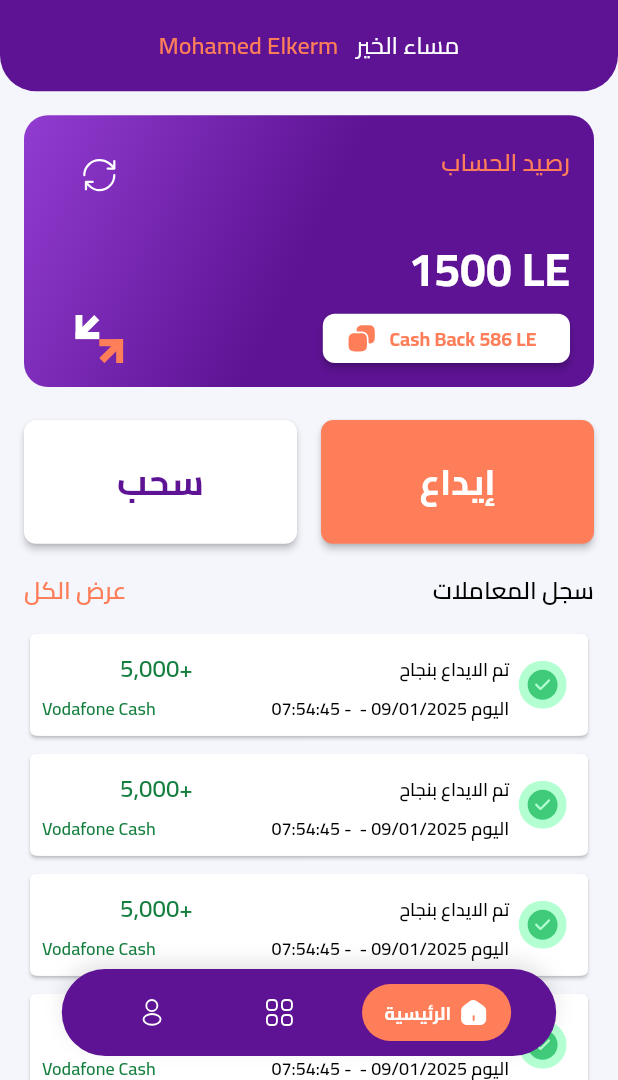
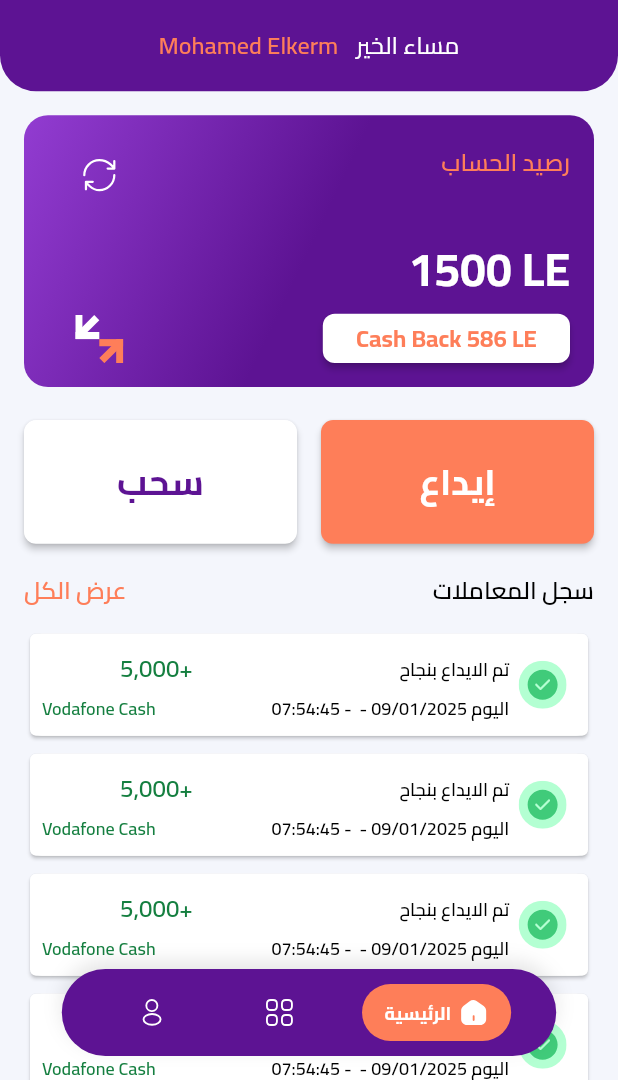
Before and after one commit to MohamedElkerm/Cash_Toggar_App, a Flutter app: the HomeScreen screen opened by its route, on a phone screen of 412 x 824 dp, the part 156-1236 px from its top. Run offline on Flutter 3.47's test engine with Material 3 defaults, Android fonts, the phone set to English and light mode, and no system bars; drawn by our look-alikes of auto_size_text; our stand-ins replace bloc, device_preview, firebase_core, flutter_bloc, flutter_svg, fluttertoast and 3 more; accounts and stored records are empty.

Commit message:
finish UI 97% and make it resposnive

```diff
--- a/lib/helper/global_widgets/my_default_button.dart
+++ b/lib/helper/global_widgets/my_default_button.dart
@@ -195,7 +195,7 @@ class MyDefaultButtonFitWithIcon extends StatelessWidget {
   @override
   Widget build(BuildContext context) {
     return SizedBox(
-      height:  MediaQueryValues(context).height * 0.04,
+      height: MediaQueryValues(context).height * 0.04,
       child: ElevatedButton(
         onPressed: () {
           function();
@@ -210,7 +210,8 @@ class MyDefaultButtonFitWithIcon extends StatelessWidget {
             backGroundColor,
           ),
         ),
-        child: Row(
+        child: haveIcon
+            ? Row(
                 children: [
                   Expanded(
                     flex: 5,
@@ -232,6 +233,15 @@ class MyDefaultButtonFitWithIcon extends StatelessWidget {
                     ),
                   ),
                 ],
+              )
+            : Expanded(
+                child: MyResponsiveText(
+                  text: text,
+                  style: getBold(
+                    fontColor: textColor,
+                    fontSize: textSize,
+                  ),
+                ),
               ),
       ),
     );
--- a/lib/helper/global_widgets/my_text_form_field.dart
+++ b/lib/helper/global_widgets/my_text_form_field.dart
@@ -60,7 +60,7 @@ class MyTextFormField extends StatelessWidget {
               height: MediaQueryValues(context).height * 0.01,
             ),
             Container(
-              height: MediaQueryValues(context).height * 0.067,
+              // height: MediaQueryValues(context).height * 0.067,
               width: double.infinity,
               decoration: const BoxDecoration(
                   // color: Colors.red,
--- a/lib/modules/bottom_nav_modules/home/view/home_widgets.dart
+++ b/lib/modules/bottom_nav_modules/home/view/home_widgets.dart
@@ -67,7 +67,7 @@ class MainCardInHomeScreen extends StatelessWidget {
                   SizedBox(
                     width: MediaQueryValues(context).width * 0.4,
                     child: MyDefaultButtonFitWithIcon(
-
+                      haveIcon: false,
                       text: "Cash Back $totalCashBack LE",
                       textSize: 16,
                       function: () {},
```
Also changed, not shown: lib/modules/payment_process_compelete/view/payment_process_compelete.dart (+91 -47 lines). Lines whose indentation alone changed are shown as unchanged.
